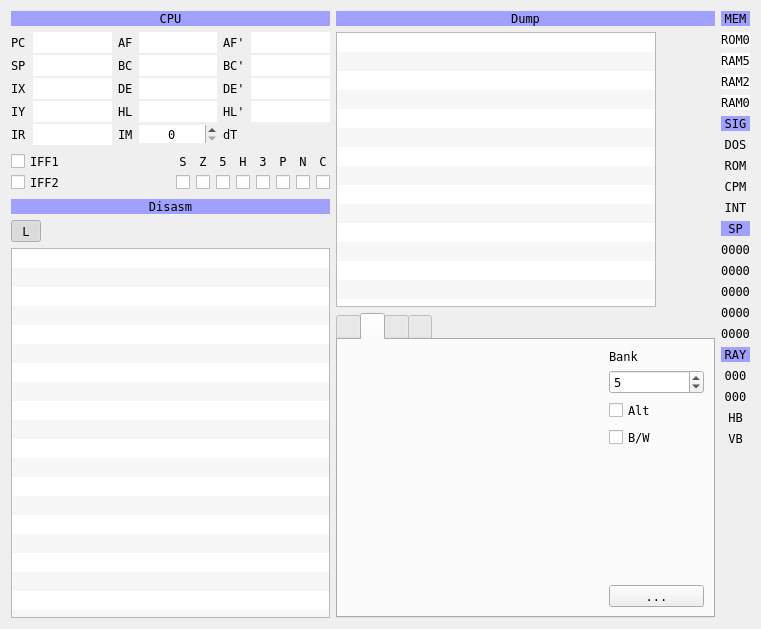
The window that ui/debuger.ui (samstyle/Xpeccy) describes before a commit, drawn with Qt 5.
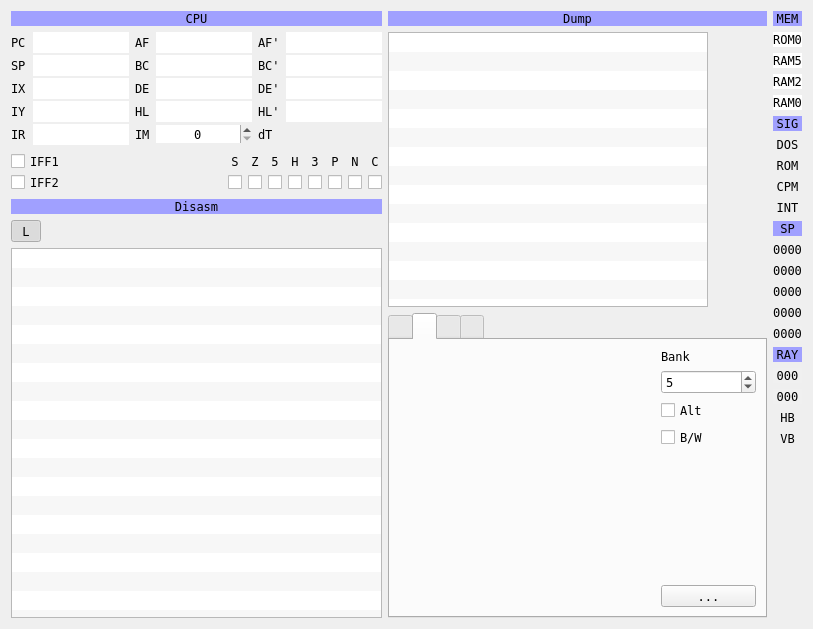
The same window after the commit. Icons and pictures are not drawn. Custom widgets are drawn as their Qt base class.

The edit to the form file:
```diff
--- a/ui/debuger.ui
+++ b/ui/debuger.ui
@@ -9,8 +9,8 @@
    <rect>
     <x>0</x>
     <y>0</y>
-    <width>761</width>
-    <height>612</height>
+    <width>813</width>
+    <height>614</height>
    </rect>
   </property>
   <property name="font">
```
